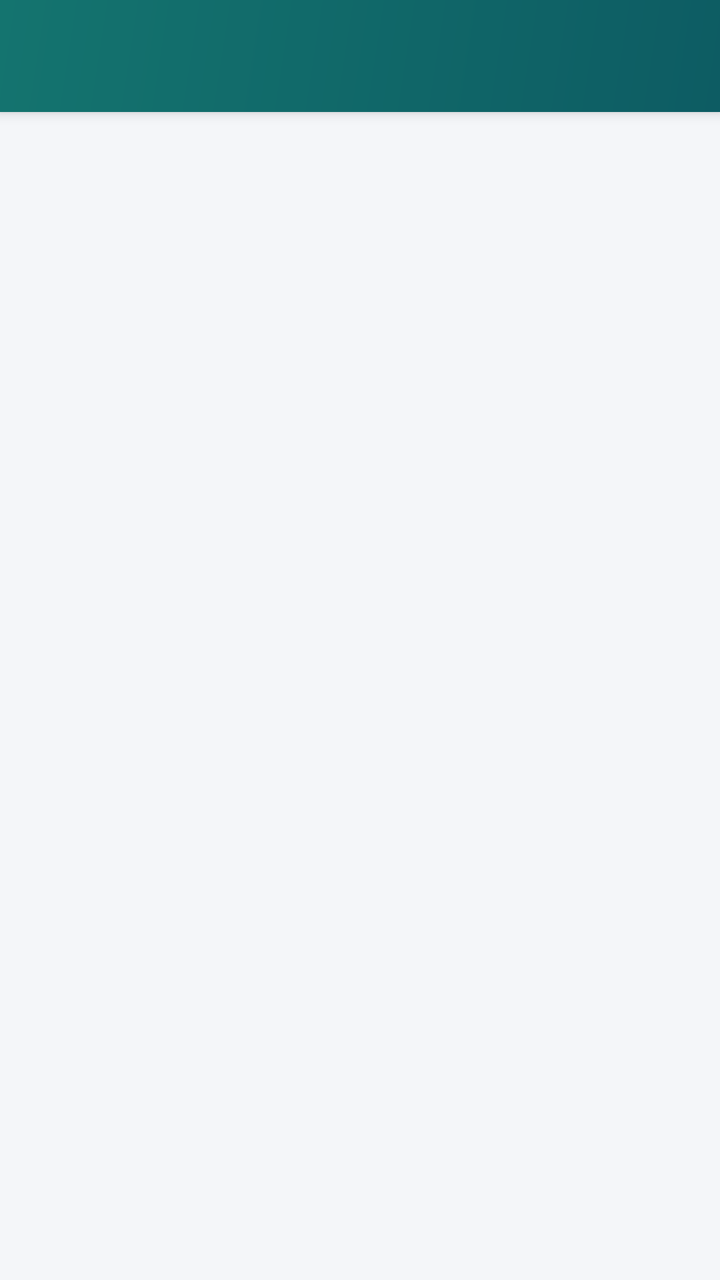
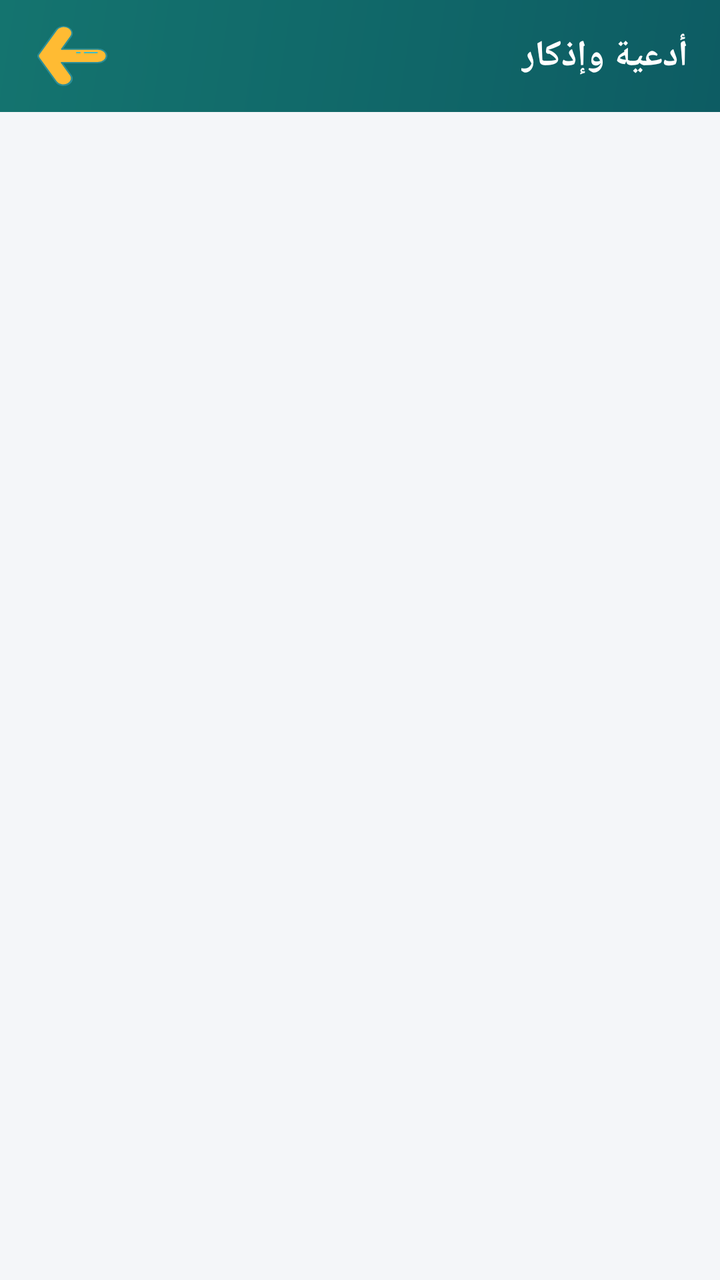

Before-and-after screenshots of an Android layout around one commit, followed by the original layout XML and the change that was made.
<!-- AndroidManifest.xml: activity theme AppTheme.NoActionBar -->
<!-- res/layout/activity_main2.xml -->
<?xml version="1.0" encoding="utf-8"?>
<androidx.drawerlayout.widget.DrawerLayout xmlns:android="http://schemas.android.com/apk/res/android"
    xmlns:app="http://schemas.android.com/apk/res-auto"
    xmlns:tools="http://schemas.android.com/tools"
    android:id="@+id/drawer_layout"
    android:layout_width="match_parent"
    android:layout_height="match_parent"
    android:fitsSystemWindows="true"
    tools:openDrawer="start">

    <include
        android:id="@+id/app_bar_main2"
        layout="@layout/app_bar_main2"
        android:layout_width="match_parent"
        android:layout_height="match_parent" />

    <com.google.android.material.navigation.NavigationView
        android:id="@+id/nav_view"
        android:layout_width="wrap_content"
        android:layout_height="match_parent"
        android:layout_gravity="start"
        android:background="@color/card_surface"
        android:fitsSystemWindows="true"
        app:headerLayout="@layout/nav_header_main2"
        app:itemIconTint="@color/colorPrimary"
        app:itemTextColor="@color/text_primary"
        app:menu="@menu/activity_main_drawer" />

</androidx.drawerlayout.widget.DrawerLayout>
<!-- res/layout/app_bar_main2.xml (included above) -->
<?xml version="1.0" encoding="utf-8"?>
<androidx.coordinatorlayout.widget.CoordinatorLayout xmlns:android="http://schemas.android.com/apk/res/android"
    xmlns:app="http://schemas.android.com/apk/res-auto"
    xmlns:tools="http://schemas.android.com/tools"
    android:layout_width="match_parent"
    android:layout_height="match_parent"
    tools:context=".Main2Activity">

    <com.google.android.material.appbar.AppBarLayout
        android:layout_width="match_parent"
        android:layout_height="wrap_content"
        android:theme="@style/AppTheme.AppBarOverlay">

        <androidx.appcompat.widget.Toolbar
            android:id="@+id/toolbar"
            android:layout_width="match_parent"
            android:layout_height="?attr/actionBarSize"
            android:background="@drawable/color"
            app:popupTheme="@style/AppTheme.PopupOverlay" />

    </com.google.android.material.appbar.AppBarLayout>

    <include
        android:id="@+id/content_main2"
        layout="@layout/content_main2" />

</androidx.coordinatorlayout.widget.CoordinatorLayout>
<!-- res/layout/nav_header_main2.xml (included above) -->
<?xml version="1.0" encoding="utf-8"?>
<LinearLayout xmlns:android="http://schemas.android.com/apk/res/android"
    xmlns:app="http://schemas.android.com/apk/res-auto"
    android:layout_width="match_parent"
    android:layout_height="180dp"
    android:background="@drawable/bg_header_gradient"
    android:gravity="bottom"
    android:orientation="vertical"
    android:padding="16dp">

    <ImageView
        android:id="@+id/imageView"
        android:layout_width="64dp"
        android:layout_height="64dp"
        android:contentDescription="@string/nav_header_desc"
        app:srcCompat="@mipmap/icon_ico" />

    <TextView
        android:layout_width="wrap_content"
        android:layout_height="wrap_content"
        android:layout_marginTop="8dp"
        android:text="تطبيق ثواب - الأذكار وادعية المسلم"
        android:textColor="#FFFFFF"
        android:textSize="14sp"
        android:textStyle="bold" />

</LinearLayout>
<!-- res/layout/content_main2.xml (included above) -->
<?xml version="1.0" encoding="utf-8"?>
<LinearLayout xmlns:android="http://schemas.android.com/apk/res/android"
    xmlns:app="http://schemas.android.com/apk/res-auto"
    xmlns:tools="http://schemas.android.com/tools"
    android:layout_width="match_parent"
    android:layout_height="match_parent"
    android:background="@color/app_background"
    android:orientation="vertical"
    app:layout_behavior="@string/appbar_scrolling_view_behavior"
    tools:context=".Main2Activity"
    tools:showIn="@layout/app_bar_main2">

    <androidx.recyclerview.widget.RecyclerView
        android:id="@+id/rec1"
        android:layout_width="match_parent"
        android:layout_height="match_parent"
        android:clipToPadding="false"
        android:paddingVertical="8dp" />

</LinearLayout>
<!-- resources referenced by this layout -->
<resources>
  <color name="app_background">#F4F6F9</color>
  <color name="card_surface">#FFFFFF</color>
  <color name="colorPrimary">#0D5C63</color>
  <color name="text_primary">#1E293B</color>
  <!-- drawable bg_header_gradient (drawable) -->
  <?xml version="1.0" encoding="utf-8"?>
  <shape xmlns:android="http://schemas.android.com/apk/res/android"
      android:shape="rectangle">
      <gradient
          android:angle="135"
          android:endColor="@color/header_gradient_end"
          android:startColor="@color/header_gradient_start"
          android:type="linear" />
      <corners
          android:bottomLeftRadius="24dp"
          android:bottomRightRadius="24dp" />
  </shape>
  <!-- drawable color (drawable) -->
  <?xml version="1.0" encoding="utf-8"?>
  <shape xmlns:android="http://schemas.android.com/apk/res/android">
      <gradient
          android:angle="135"
          android:startColor="@color/header_gradient_start"
          android:endColor="@color/header_gradient_end"/>
  </shape>
  <!-- mipmap icon_ico: png bitmap (mipmap-xxhdpi, 17635 bytes) -->
  <string name="nav_header_desc">Navigation header</string>
  <style name="AppTheme.AppBarOverlay" parent="ThemeOverlay.AppCompat.Dark.ActionBar" />
  <style name="AppTheme.PopupOverlay" parent="ThemeOverlay.AppCompat.DayNight" />
  <style name="AppTheme.NoActionBar">
          <item name="windowActionBar">false</item>
          <item name="windowNoTitle">true</item>
      </style>
  <color name="header_gradient_end">#14746F</color>
  <color name="header_gradient_start">#0D5C63</color>
</resources>

<!-- the commit's change to res/layout/activity_main2.xml (unified diff, before → after) -->
@@ -1,89 +1,3 @@
-<?xml version="1.0" encoding="utf-8"?>
-<androidx.drawerlayout.widget.DrawerLayout xmlns:android="http://schemas.android.com/apk/res/android"
-    xmlns:app="http://schemas.android.com/apk/res-auto"
-    xmlns:tools="http://schemas.android.com/tools"
-    android:id="@+id/drawer_layout"
-    android:layout_width="match_parent"
-    android:layout_height="match_parent"
-    android:fitsSystemWindows="true"
-    tools:openDrawer="start">
-
-    <include
-        android:id="@+id/app_bar_main2"
-        layout="@layout/app_bar_main2"
-        android:layout_width="match_parent"
-        android:layout_height="match_parent" />
-
-    <com.google.android.material.navigation.NavigationView
-        android:id="@+id/nav_view"
-        android:layout_width="wrap_content"
-        android:layout_height="match_parent"
-        android:layout_gravity="start"
-        android:background="@color/card_surface"
-        android:fitsSystemWindows="true"
-        app:headerLayout="@layout/nav_header_main2"
-        app:itemIconTint="@color/colorPrimary"
-        app:itemTextColor="@color/text_primary"
-        app:menu="@menu/activity_main_drawer" />
-
-</androidx.drawerlayout.widget.DrawerLayout>
-<!-- res/layout/app_bar_main2.xml (included above) -->
-<?xml version="1.0" encoding="utf-8"?>
-<androidx.coordinatorlayout.widget.CoordinatorLayout xmlns:android="http://schemas.android.com/apk/res/android"
-    xmlns:app="http://schemas.android.com/apk/res-auto"
-    xmlns:tools="http://schemas.android.com/tools"
-    android:layout_width="match_parent"
-    android:layout_height="match_parent"
-    tools:context=".Main2Activity">
-
-    <com.google.android.material.appbar.AppBarLayout
-        android:layout_width="match_parent"
-        android:layout_height="wrap_content"
-        android:theme="@style/AppTheme.AppBarOverlay">
-
-        <androidx.appcompat.widget.Toolbar
-            android:id="@+id/toolbar"
-            android:layout_width="match_parent"
-            android:layout_height="?attr/actionBarSize"
-            android:background="@drawable/color"
-            app:popupTheme="@style/AppTheme.PopupOverlay" />
-
-    </com.google.android.material.appbar.AppBarLayout>
-
-    <include
-        android:id="@+id/content_main2"
-        layout="@layout/content_main2" />
-
-</androidx.coordinatorlayout.widget.CoordinatorLayout>
-<!-- res/layout/nav_header_main2.xml (included above) -->
-<?xml version="1.0" encoding="utf-8"?>
-<LinearLayout xmlns:android="http://schemas.android.com/apk/res/android"
-    xmlns:app="http://schemas.android.com/apk/res-auto"
-    android:layout_width="match_parent"
-    android:layout_height="180dp"
-    android:background="@drawable/bg_header_gradient"
-    android:gravity="bottom"
-    android:orientation="vertical"
-    android:padding="16dp">
-
-    <ImageView
-        android:id="@+id/imageView"
-        android:layout_width="64dp"
-        android:layout_height="64dp"
-        android:contentDescription="@string/nav_header_desc"
-        app:srcCompat="@mipmap/icon_ico" />
-
-    <TextView
-        android:layout_width="wrap_content"
-        android:layout_height="wrap_content"
-        android:layout_marginTop="8dp"
-        android:text="تطبيق ثواب - الأذكار وادعية المسلم"
-        android:textColor="#FFFFFF"
-        android:textSize="14sp"
-        android:textStyle="bold" />
-
-</LinearLayout>
-<!-- res/layout/content_main2.xml (included above) -->
 <?xml version="1.0" encoding="utf-8"?>
 <LinearLayout xmlns:android="http://schemas.android.com/apk/res/android"
     xmlns:app="http://schemas.android.com/apk/res-auto"
@@ -92,9 +6,51 @@
     android:layout_height="match_parent"
     android:background="@color/app_background"
     android:orientation="vertical"
-    app:layout_behavior="@string/appbar_scrolling_view_behavior"
-    tools:context=".Main2Activity"
-    tools:showIn="@layout/app_bar_main2">
+    tools:context=".Main2Activity">
+
+    <com.google.android.material.appbar.AppBarLayout
+        android:id="@+id/appBarLayout"
+        android:layout_width="match_parent"
+        android:layout_height="wrap_content"
+        android:background="@drawable/color">
+
+        <androidx.appcompat.widget.Toolbar
+            android:id="@+id/toolbar"
+            android:layout_width="match_parent"
+            android:layout_height="?attr/actionBarSize">
+
+            <androidx.constraintlayout.widget.ConstraintLayout
+                android:layout_width="match_parent"
+                android:layout_height="match_parent">
+
+                <androidx.appcompat.widget.AppCompatImageButton
+                    android:id="@+id/back_button"
+                    android:layout_width="40dp"
+                    android:layout_height="40dp"
+                    android:background="?attr/selectableItemBackgroundBorderless"
+                    app:layout_constraintBottom_toBottomOf="parent"
+                    app:layout_constraintStart_toStartOf="parent"
+                    app:layout_constraintTop_toTopOf="parent"
+                    app:srcCompat="@drawable/ic_back_button" />
+
+                <androidx.appcompat.widget.AppCompatTextView
+                    android:id="@+id/toolbar_title"
+                    android:layout_width="wrap_content"
+                    android:layout_height="wrap_content"
+                    android:layout_marginEnd="16dp"
+                    android:text="أدعية وإذكار"
+                    android:textColor="#FFFFFF"
+                    android:textSize="18sp"
+                    android:textStyle="bold"
+                    app:layout_constraintBottom_toBottomOf="parent"
+                    app:layout_constraintEnd_toEndOf="parent"
+                    app:layout_constraintTop_toTopOf="parent" />
+
+            </androidx.constraintlayout.widget.ConstraintLayout>
+
+        </androidx.appcompat.widget.Toolbar>
+
+    </com.google.android.material.appbar.AppBarLayout>
 
     <androidx.recyclerview.widget.RecyclerView
         android:id="@+id/rec1"
<!-- resource entries referenced after the edit -->
@@ -1,22 +1,6 @@
 <!-- resources referenced by this layout -->
 <resources>
   <color name="app_background">#F4F6F9</color>
-  <color name="card_surface">#FFFFFF</color>
-  <color name="colorPrimary">#0D5C63</color>
-  <color name="text_primary">#1E293B</color>
-  <!-- drawable bg_header_gradient (drawable) -->
-  <?xml version="1.0" encoding="utf-8"?>
-  <shape xmlns:android="http://schemas.android.com/apk/res/android"
-      android:shape="rectangle">
-      <gradient
-          android:angle="135"
-          android:endColor="@color/header_gradient_end"
-          android:startColor="@color/header_gradient_start"
-          android:type="linear" />
-      <corners
-          android:bottomLeftRadius="24dp"
-          android:bottomRightRadius="24dp" />
-  </shape>
   <!-- drawable color (drawable) -->
   <?xml version="1.0" encoding="utf-8"?>
   <shape xmlns:android="http://schemas.android.com/apk/res/android">
@@ -25,10 +9,25 @@
           android:startColor="@color/header_gradient_start"
           android:endColor="@color/header_gradient_end"/>
   </shape>
-  <!-- mipmap icon_ico: png bitmap (mipmap-xxhdpi, 17635 bytes) -->
-  <string name="nav_header_desc">Navigation header</string>
-  <style name="AppTheme.AppBarOverlay" parent="ThemeOverlay.AppCompat.Dark.ActionBar" />
-  <style name="AppTheme.PopupOverlay" parent="ThemeOverlay.AppCompat.DayNight" />
+  <!-- drawable ic_back_button (drawable) -->
+  <vector xmlns:android="http://schemas.android.com/apk/res/android"
+      android:width="35dp"
+      android:height="30dp"
+      android:viewportWidth="168.75"
+      android:viewportHeight="181.67">
+    <path
+        android:pathData="M3.51,85.16a11.35,11.35 0,0 0,0 11.33l42.15,73A20.28,20.28 0,0 0,73.36 177h0a20.28,20.28 0,0 0,7.42 -27.69L58.57,110.79h87.91a20.27,20.27 0,0 0,20.27 -20.27h0a20.27,20.27 0,0 0,-20.27 -20.28H58.92L80.77,32.4A20.27,20.27 0,0 0,73.35 4.71h0a20.26,20.26 0,0 0,-27.68 7.42Z"
+        android:fillColor="#FFBB33"/>
+    <path
+        android:pathData="M57.46,180.9a22.11,22.11 0,0 1,-13.53 -10.37l-42.15,-73a13.38,13.38 0,0 1,0 -13.33h0l42.15,-73A22.3,22.3 0,0 1,74.35 3,22.27 22.27,0 0,1 82.51,33.4L62.39,68.25h84.09a22.27,22.27 0,1 1,0 44.54H62l20.48,35.46a22.28,22.28 0,0 1,-19.26 33.42A22,22 0,0 1,57.46 180.9ZM58.92,72.25a2,2 0,0 1,-1.73 -1,2 2,0 0,1 0,-2L79,31.4A18.27,18.27 0,1 0,47.4 13.13l-42.16,73a9.36,9.36 0,0 0,0 9.33l42.16,73A18.27,18.27 0,0 0,79 150.25L56.83,111.79a2,2 0,0 1,0 -2,2 2,0 0,1 1.74,-1h87.91a18.27,18.27 0,1 0,0 -36.54Z"
+        android:fillColor="#2C8E97"/>
+    <path
+        android:pathData="M113.87,82.88h29.95a2,2 0,0 0,0 -4H113.87a2,2 0,0 0,0 4Z"
+        android:fillColor="#3ABCC9"/>
+    <path
+        android:pathData="M95.12,82.88h7.54a2,2 0,0 0,0 -4H95.12a2,2 0,0 0,0 4Z"
+        android:fillColor="#3ABCC9"/>
+  </vector>
   <style name="AppTheme.NoActionBar">
           <item name="windowActionBar">false</item>
           <item name="windowNoTitle">true</item>
